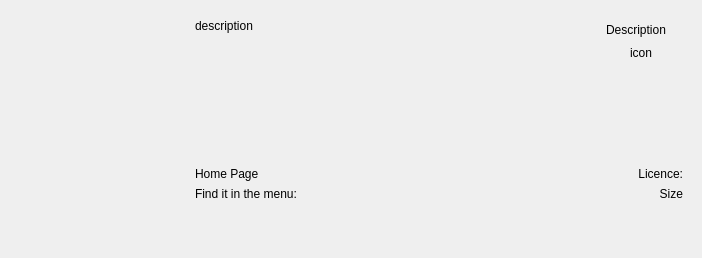
First picture: the form in AddRm/KpkPackageDetails.ui, repository KDE/apper, before the edit.
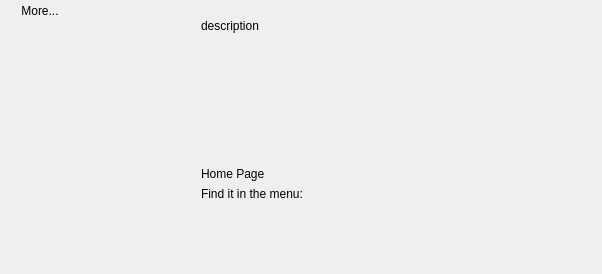
Second picture: the form after the edit.

The edit to the form file:
```diff
--- a/AddRm/KpkPackageDetails.ui
+++ b/AddRm/KpkPackageDetails.ui
@@ -6,8 +6,8 @@
    <rect>
     <x>0</x>
     <y>0</y>
-    <width>702</width>
-    <height>258</height>
+    <width>598</width>
+    <height>274</height>
    </rect>
   </property>
   <property name="sizePolicy">
@@ -20,45 +20,7 @@
    <property name="margin">
     <number>0</number>
    </property>
-   <item row="1" column="0">
-    <widget class="QLabel" name="screenshotL">
-     <property name="minimumSize">
-      <size>
-       <width>170</width>
-       <height>150</height>
-      </size>
-     </property>
-     <property name="maximumSize">
-      <size>
-       <width>170</width>
-       <height>150</height>
-      </size>
-     </property>
-     <property name="cursor">
-      <cursorShape>PointingHandCursor</cursorShape>
-     </property>
-     <property name="text">
-      <string notr="true"/>
-     </property>
-     <property name="alignment">
-      <set>Qt::AlignCenter</set>
-     </property>
-    </widget>
-   </item>
-   <item row="0" column="0">
-    <spacer name="verticalSpacer">
-     <property name="orientation">
-      <enum>Qt::Vertical</enum>
-     </property>
-     <property name="sizeHint" stdset="0">
-      <size>
-       <width>20</width>
-       <height>40</height>
-      </size>
-     </property>
-    </spacer>
-   </item>
-   <item row="2" column="0">
+   <item row="4" column="0" colspan="2">
     <spacer name="verticalSpacer_2">
      <property name="orientation">
       <enum>Qt::Vertical</enum>
@@ -66,12 +28,12 @@
      <property name="sizeHint" stdset="0">
       <size>
        <width>20</width>
-       <height>40</height>
+       <height>0</height>
       </size>
      </property>
     </spacer>
    </item>
-   <item row="0" column="1" rowspan="3">
+   <item row="0" column="2" rowspan="7">
     <widget class="QWidget" name="stackedWidget" native="true">
      <property name="minimumSize">
       <size>
@@ -137,7 +99,54 @@
         </size>
        </property>
        <layout class="QGridLayout" name="gridLayout">
-        <item row="0" column="0" rowspan="2">
+        <item row="2" column="0">
+         <widget class="QLabel" name="homepageL">
+          <property name="text">
+           <string notr="true">Home Page</string>
+          </property>
+          <property name="alignment">
+           <set>Qt::AlignLeading|Qt::AlignLeft|Qt::AlignTop</set>
+          </property>
+          <property name="wordWrap">
+           <bool>true</bool>
+          </property>
+          <property name="margin">
+           <number>5</number>
+          </property>
+          <property name="openExternalLinks">
+           <bool>true</bool>
+          </property>
+         </widget>
+        </item>
+        <item row="2" column="1" colspan="2">
+         <widget class="QLabel" name="licenseL">
+          <property name="text">
+           <string>Licence:</string>
+          </property>
+          <property name="alignment">
+           <set>Qt::AlignRight|Qt::AlignTrailing|Qt::AlignVCenter</set>
+          </property>
+          <property name="margin">
+           <number>5</number>
+          </property>
+         </widget>
+        </item>
+        <item row="5" column="1" colspan="2">
+         <widget class="QLabel" name="sizeL">
+          <property name="text">
+           <string notr="true">Size</string>
+          </property>
+          <property name="alignment">
+           <set>Qt::AlignRight|Qt::AlignTrailing|Qt::AlignVCenter</set>
+          </property>
+          <property name="margin">
+           <number>5</number>
+          </property>
+         </widget>
+        </item>
+        <item row="1" column="0" colspan="3">
+         <layout class="QHBoxLayout" name="horizontalLayout_4">
+          <item>
          <widget class="QLabel" name="descriptionL">
           <property name="sizePolicy">
            <sizepolicy hsizetype="Preferred" vsizetype="MinimumExpanding">
@@ -168,7 +177,7 @@
           </property>
          </widget>
         </item>
-        <item row="1" column="1">
+          <item>
          <widget class="QLabel" name="iconL">
           <property name="sizePolicy">
            <sizepolicy hsizetype="Minimum" vsizetype="MinimumExpanding">
@@ -182,6 +191,12 @@
             <height>0</height>
            </size>
           </property>
+            <property name="maximumSize">
+             <size>
+              <width>84</width>
+              <height>16777215</height>
+             </size>
+            </property>
           <property name="text">
            <string notr="true">icon</string>
           </property>
@@ -193,81 +208,90 @@
           </property>
          </widget>
         </item>
-        <item row="2" column="0">
-         <widget class="QLabel" name="homepageL">
-          <property name="text">
-           <string notr="true">Home Page</string>
-          </property>
-          <property name="alignment">
-           <set>Qt::AlignLeading|Qt::AlignLeft|Qt::AlignTop</set>
-          </property>
-          <property name="wordWrap">
-           <bool>true</bool>
-          </property>
-          <property name="margin">
-           <number>5</number>
-          </property>
-          <property name="openExternalLinks">
-           <bool>true</bool>
-          </property>
-         </widget>
-        </item>
-        <item row="2" column="1">
-         <widget class="QLabel" name="licenseL">
-          <property name="text">
-           <string>Licence:</string>
-          </property>
-          <property name="alignment">
-           <set>Qt::AlignRight|Qt::AlignTrailing|Qt::AlignVCenter</set>
-          </property>
-          <property name="margin">
-           <number>5</number>
-          </property>
-         </widget>
+         </layout>
         </item>
         <item row="5" column="0">
          <widget class="QLabel" name="pathL">
           <property name="text">
            <string notr="true">Find it in the menu:</string>
           </property>
+          <property name="textFormat">
+           <enum>Qt::RichText</enum>
+          </property>
           <property name="margin">
            <number>5</number>
           </property>
          </widget>
         </item>
-        <item row="5" column="1">
-         <widget class="QLabel" name="sizeL">
+       </layout>
+      </widget>
+     </widget>
+    </widget>
+   </item>
+   <item row="1" column="0" colspan="2">
+    <spacer name="verticalSpacer">
+     <property name="orientation">
+      <enum>Qt::Vertical</enum>
+     </property>
+     <property name="sizeHint" stdset="0">
+      <size>
+       <width>20</width>
+       <height>0</height>
+      </size>
+     </property>
+    </spacer>
+   </item>
+   <item row="3" column="1">
+    <widget class="QLabel" name="screenshotL">
+     <property name="minimumSize">
+      <size>
+       <width>170</width>
+       <height>150</height>
+      </size>
+     </property>
+     <property name="maximumSize">
+      <size>
+       <width>170</width>
+       <height>150</height>
+      </size>
+     </property>
+     <property name="cursor">
+      <cursorShape>PointingHandCursor</cursorShape>
+     </property>
           <property name="text">
-           <string notr="true">Size</string>
+      <string notr="true"/>
           </property>
           <property name="alignment">
-           <set>Qt::AlignRight|Qt::AlignTrailing|Qt::AlignVCenter</set>
-          </property>
-          <property name="margin">
-           <number>5</number>
+      <set>Qt::AlignCenter</set>
           </property>
          </widget>
         </item>
-        <item row="0" column="1">
-         <widget class="QToolButton" name="menuTB">
+   <item row="0" column="0" colspan="2">
+    <layout class="QHBoxLayout" name="horizontalLayout_2">
+     <item>
+      <widget class="QPushButton" name="menuTB">
           <property name="text">
-           <string>Description</string>
-          </property>
-          <property name="popupMode">
-           <enum>QToolButton::InstantPopup</enum>
-          </property>
-          <property name="toolButtonStyle">
-           <enum>Qt::ToolButtonTextOnly</enum>
-          </property>
-          <property name="autoRaise">
+        <string notr="true">More...</string>
+       </property>
+       <property name="flat">
            <bool>true</bool>
           </property>
          </widget>
         </item>
-       </layout>
-      </widget>
-     </widget>
-    </widget>
+     <item>
+      <spacer name="horizontalSpacer">
+       <property name="orientation">
+        <enum>Qt::Horizontal</enum>
+       </property>
+       <property name="sizeHint" stdset="0">
+        <size>
+         <width>40</width>
+         <height>20</height>
+        </size>
+       </property>
+      </spacer>
+     </item>
+    </layout>
    </item>
   </layout>
  </widget>
```
Lines whose indentation alone changed are shown as unchanged.
